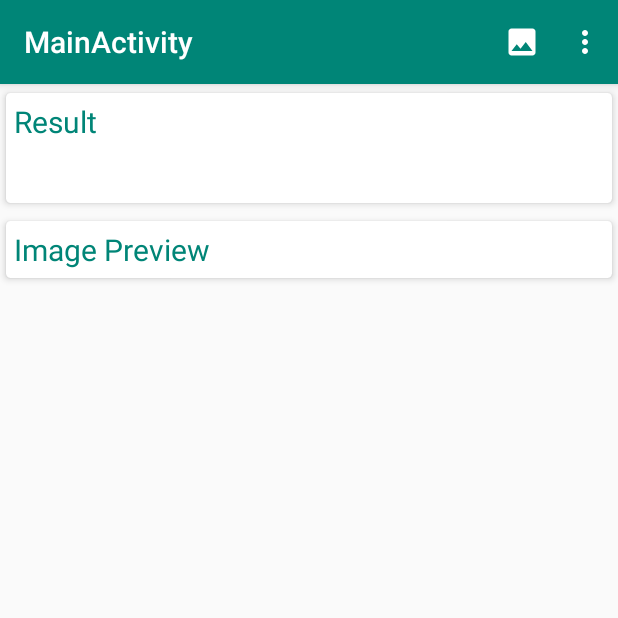
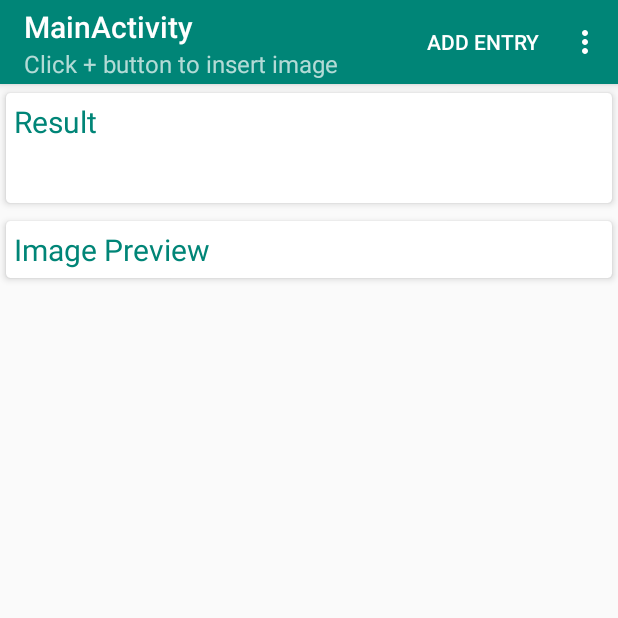
Before and after one commit to PangKimJin/MainActivity2, an Android app: the screen it shows after launch (MainActivity), on a phone screen of 412 x 824 dp, the top half of it. Run offline under Robolectric (Android 15) with nearby library versions, the light colour scheme and no system bars; libraries missing offline, so code that uses them is left out: com.google.android.gms, com.theartofdev.edmodo.

Commit message:
made it work

```diff
--- a/app/src/main/java/com/example/mainactivity/MainActivity.java
+++ b/app/src/main/java/com/example/mainactivity/MainActivity.java
@@ -1,7 +1,6 @@
 package com.example.mainactivity;
 
 import android.Manifest;
-import android.app.ActionBar;
 import android.app.AlertDialog;
 import android.content.ContentValues;
 import android.content.DialogInterface;
@@ -11,11 +10,9 @@
 import android.graphics.drawable.BitmapDrawable;
 import android.net.Uri;
 import android.provider.MediaStore;
-import android.support.v7.app.AppCompatActivity;
 import android.os.Bundle;
 import android.util.SparseArray;
 import android.view.Menu;
-import android.view.MenuInflater;
 import android.view.MenuItem;
 import android.widget.EditText;
 import android.widget.ImageView;
@@ -23,6 +20,8 @@
 
 import androidx.annotation.NonNull;
 import androidx.annotation.Nullable;
+import androidx.appcompat.app.ActionBar;
+import androidx.appcompat.app.AppCompatActivity;
 import androidx.core.app.ActivityCompat;
 import androidx.core.content.ContextCompat;
 
--- a/app/src/main/res/menu/menu_main.xml
+++ b/app/src/main/res/menu/menu_main.xml
@@ -3,9 +3,9 @@
     xmlns:app="http://schemas.android.com/apk/res-auto">
     <item
         android:id="@+id/addImage"
-        android:title="Add Image"
-        app:showAsAction="always"
-        android:icon="@drawable/ic_action_image"/>
+        android:title="ADD ENTRY"
+        app:showAsAction="always"/>
+        //android:icon="@drawable/ic_action_image"/>
     <!--other menu items-->
     <item
         android:id="@+id/settings"
```
Also changed, not shown: 1 other file.
